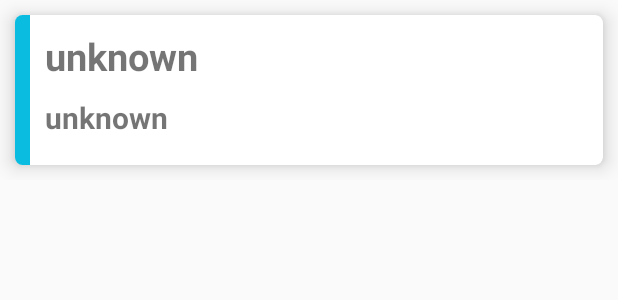
After one commit to yash49/Contactless-Attendance-System, an Android app: the layout member_item.xml on its own in the app's theme, with its tools: preview values and no code run, on a phone screen of 412 x 824 dp. The commit adds this screen. Shown: the top 300 px of the screen. Run offline under Robolectric (Android 15) with nearby library versions, the phone set to English and light mode, and no system bars.

Commit message:
Finalized admin app
Removed some small bugs. improve UI.

```diff
--- a/frontend/Contactless_Attendance_Admin/app/build.gradle
+++ b/frontend/Contactless_Attendance_Admin/app/build.gradle
@@ -6,7 +6,7 @@ android {
     buildToolsVersion "29.0.2"
     defaultConfig {
         applicationId "com.rte.contactless_attendance_admin"
-        minSdkVersion 16
+        minSdkVersion 19
         targetSdkVersion 29
         versionCode 1
         versionName "1.0"
@@ -36,11 +36,12 @@ dependencies {
     implementation 'androidx.legacy:legacy-support-v4:1.0.0-beta01'
     implementation 'com.squareup.retrofit2:retrofit:2.6.1'
     implementation 'com.squareup.retrofit2:converter-gson:2.3.0'
+
+    implementation 'com.github.PhilJay:MPAndroidChart:v3.1.0'
     testImplementation 'junit:junit:4.12'
     androidTestImplementation 'androidx.test:runner:1.1.0-alpha4'
     androidTestImplementation 'androidx.test.espresso:espresso-core:3.1.0-alpha4'
     implementation 'androidx.recyclerview:recyclerview:1.1.0'
     implementation 'androidx.cardview:cardview:1.0.0'
-    implementation 'com.github.PhilJay:MPAndroidChart:v3.1.0'
 
 }
--- a/frontend/Contactless_Attendance_Admin/app/src/main/java/com/rte/contactless_attendance_admin/MemberPayload.java
+++ b/frontend/Contactless_Attendance_Admin/app/src/main/java/com/rte/contactless_attendance_admin/MemberPayload.java
@@ -10,7 +10,7 @@ import retrofit2.http.Part;
 
 public interface MemberPayload {
     @Multipart
-    //testing fake api @POST("insertdata.php")
+    //@POST("insertdata.php")
     @POST("insertdata")
     Call<ResponseBody> insertdata(
             @Part("name") RequestBody memberName,
--- a/frontend/Contactless_Attendance_Admin/app/src/main/java/com/rte/contactless_attendance_admin/RetrofitClientInstance.java
+++ b/frontend/Contactless_Attendance_Admin/app/src/main/java/com/rte/contactless_attendance_admin/RetrofitClientInstance.java
@@ -9,7 +9,7 @@ import java.security.cert.CertificateException;
 
 public class RetrofitClientInstance {
   private static final String BASE_URL = "https://10.0.0.4:8000/";
- //  private static final String BASE_URL = "https://192.168.1.136/test_api/";
+ //private static final String BASE_URL = "https://192.168.1.136/test_api/";
     private static Retrofit.Builder builder =
             new Retrofit.Builder()
                     .baseUrl(BASE_URL)
--- /dev/null
+++ b/frontend/Contactless_Attendance_Admin/app/src/main/res/layout/member_item.xml
@@ -0,0 +1,36 @@
+<?xml version="1.0" encoding="utf-8"?>
+<LinearLayout xmlns:android="http://schemas.android.com/apk/res/android"
+              xmlns:app="http://schemas.android.com/apk/res-auto"
+              android:orientation="vertical"
+              android:layout_width="match_parent"
+              android:layout_height="wrap_content">
+
+    <androidx.cardview.widget.CardView
+            android:layout_width="match_parent"
+            android:layout_height="100dp"
+            android:layout_margin="10dp"
+            app:cardCornerRadius="5dp"
+            app:cardElevation="8dp">
+
+        <ImageView android:layout_width="10dp" android:layout_height="100dp"
+        android:src="@drawable/multi_border"></ImageView>
+
+        <LinearLayout android:layout_width="match_parent" android:layout_height="match_parent"
+        android:orientation="vertical" android:layout_marginLeft="10dp">
+
+            <TextView android:layout_width="wrap_content" android:layout_height="wrap_content"
+            android:id="@+id/member_name"
+            android:text="unknown"
+            android:textSize="25dp"
+            android:layout_margin="10dp"
+            android:textStyle="bold"/>
+
+            <TextView android:layout_width="wrap_content" android:layout_height="wrap_content"
+                      android:id="@+id/member_email"
+                      android:text="unknown"
+                      android:textSize="20dp"
+                      android:layout_marginLeft="10dp"
+                      android:textStyle="bold"/>
+        </LinearLayout>
+    </androidx.cardview.widget.CardView>
+</LinearLayout>
--- a/frontend/Contactless_Attendance_Admin/app/src/main/res/values/colors.xml
+++ b/frontend/Contactless_Attendance_Admin/app/src/main/res/values/colors.xml
@@ -3,4 +3,5 @@
     <color name="colorPrimary">#09BCE0</color>
     <color name="colorPrimaryDark">#323A6E</color>
     <color name="colorAccent">#995E97</color>
+    <color name="colorAccentLight">#FF8EF9</color>
 </resources>
```
Also changed, not shown: frontend/Contactless_Attendance_Admin/app/src/main/AndroidManifest.xml (+5 -4 lines), frontend/Contactless_Attendance_Admin/app/src/main/java/com/rte/contactless_attendance_admin/LogsFragment.java (+13 -6 lines), frontend/Contactless_Attendance_Admin/app/src/main/java/com/rte/contactless_attendance_admin/MembersAdapter.java (added, +54 -0 lines), frontend/Contactless_Attendance_Admin/app/src/main/java/com/rte/contactless_attendance_admin/MembersFragment.java (+46 -3 lines), frontend/Contactless_Attendance_Admin/app/src/main/java/com/rte/contactless_attendance_admin/StatsFragment.java (+18 -27 lines), frontend/Contactless_Attendance_Admin/app/src/main/res/layout/logs_fragment.xml (+11 -1 lines), frontend/Contactless_Attendance_Admin/app/src/main/res/layout/members_fragment.xml (+7 -0 lines).
